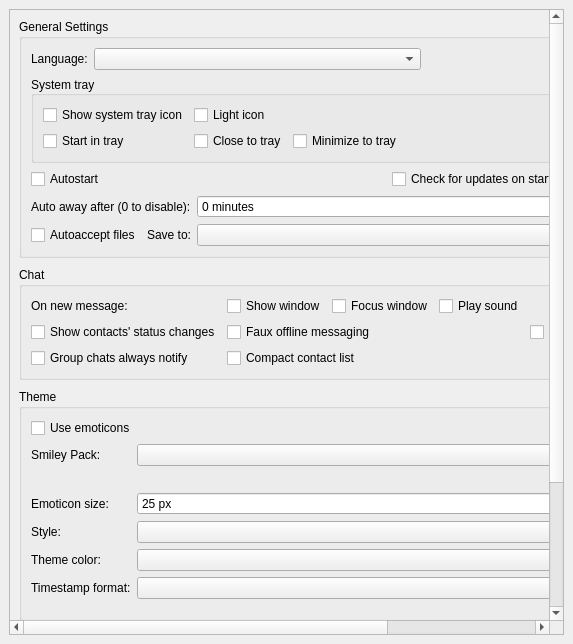
This is src/widget/form/settings/generalsettings.ui in qTox/qTox as Qt 5 draws it before an edit. The edited form follows.
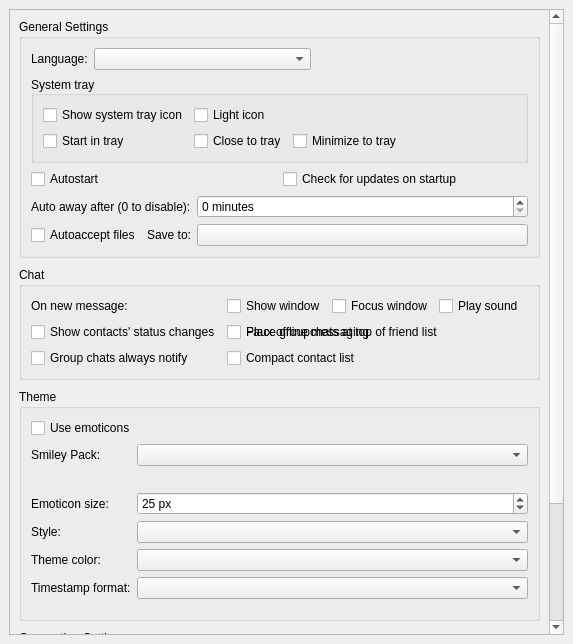
This is the edited form.

What changed in the file:
```diff
--- a/src/widget/form/settings/generalsettings.ui
+++ b/src/widget/form/settings/generalsettings.ui
@@ -391,7 +391,7 @@
             </property>
            </widget>
           </item>
-          <item row="2" column="2">
+          <item row="2" column="1">
            <widget class="QCheckBox" name="cbGroupchatPosition">
             <property name="toolTip">
              <string comment="toolTip for groupchat positioning">If checked, groupchats will be placed at the top of the friends list, otherwise, they'll be placed below online friends.</string>
```
